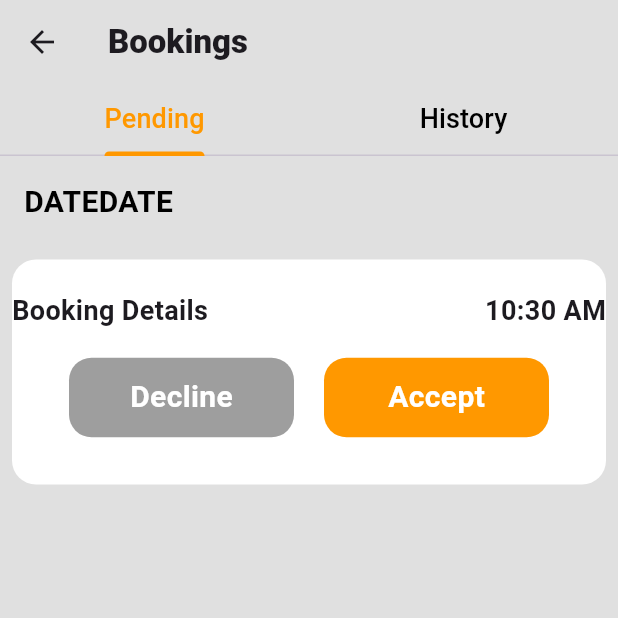
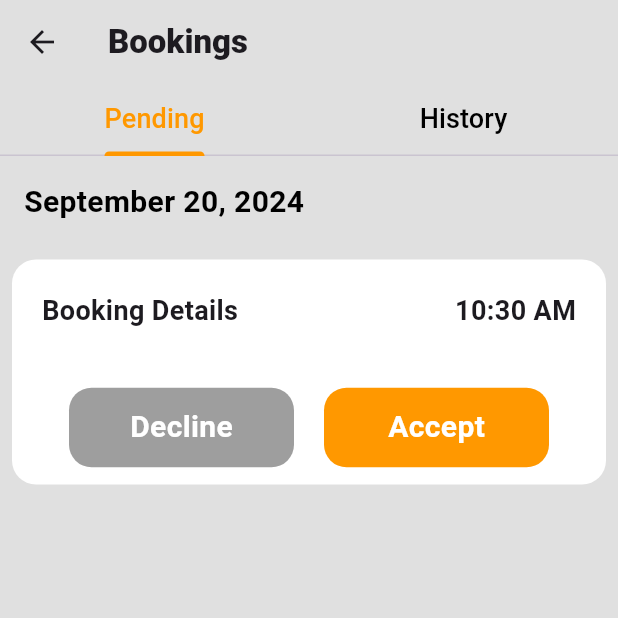
Before and after one commit to TechPyllars2024/AutoCareAutomotive, a Flutter app: the AutomotiveBookingScreen screen opened directly, on a phone screen of 412 x 824 dp, the top half of it. Run offline on Flutter 3.47's test engine with Material 3 defaults, Android fonts, the phone set to English and light mode, and no system bars; our stand-ins replace cloud_firestore, curved_navigation_bar, firebase_auth, firebase_core, firebase_storage, flutter_animate and 4 more; missing offline and left inert: flutter_pannable_rating_bar; accounts and stored records are empty.

Commit message:
update: booking history

```diff
--- a/lib/Booking Mangement/screens/automotive_booking.dart
+++ b/lib/Booking Mangement/screens/automotive_booking.dart
@@ -42,7 +42,7 @@ class _AutomotiveBookingState extends State<AutomotiveBookingScreen> {
                 Padding(
                   padding: const EdgeInsets.all(16.0),
                   child: Text(
-                    'DATEDATE',
+                    'September 20, 2024',
                     style: TextStyle(
                       fontSize: 20,
                       fontWeight: FontWeight.bold,
@@ -61,7 +61,9 @@ class _AutomotiveBookingState extends State<AutomotiveBookingScreen> {
                     child: Column(
                       mainAxisAlignment: MainAxisAlignment.center,
                       children: [
-                        Row(
+                        Padding(
+                          padding: const EdgeInsets.symmetric(horizontal: 20.0, vertical: 20),
+                          child: Row(
                             children: [
                               Text(
                                 'Booking Details',
@@ -78,8 +80,8 @@ class _AutomotiveBookingState extends State<AutomotiveBookingScreen> {
                                   fontWeight: FontWeight.w600,
                                 ),
                               ),
-
                             ],
+                          ),
                         ),
                         const SizedBox(height: 8.0), // Add spacing between text and button
                         Row(
@@ -112,7 +114,67 @@ class _AutomotiveBookingState extends State<AutomotiveBookingScreen> {
               ],
             ),
             // The second tab content
-            const Center(child: Text('Booking History')),
+            Column(
+              crossAxisAlignment: CrossAxisAlignment.start,
+              children: [
+                Padding(
+                  padding: const EdgeInsets.all(16.0),
+                  child: Text(
+                    'September 15, 2024',
+
+                    style: TextStyle(
+                      fontSize: 20,
+                      fontWeight: FontWeight.bold,
+                      color: Colors.black,
+                    ),
+                  ),
+                ),
+
+
+
+                Container(
+                  child: Column(
+                    children: [
+                      Padding(
+                        padding: const EdgeInsets.symmetric(horizontal: 20.0, vertical: 5),
+                        child: Row(
+                          children: [
+                            Icon(Icons.circle, color: Colors.orange,),
+                            SizedBox(width: 8,),
+                            Text(
+                              'Booking Details',
+                              style: TextStyle(
+                                fontSize: 15,
+                                fontWeight: FontWeight.w500,
+                              ),
+                            ),
+                            Spacer(),
+                            Text(
+                              '10:30 AM',
+                              style: TextStyle(
+                                fontSize: 15,
+                                fontWeight: FontWeight.w500,
+                              ),
+                            ),
+                          ],
+                        ),
+                      ),
+                      const Padding(
+                        padding: EdgeInsets.symmetric(horizontal: 8.0, vertical: 5),
+                        child: Divider(
+                          thickness: 1,
+                          color: Colors.grey,
+                        ),
+                      ),
+                    ],
+                  ),
+
+                ),
+
+
+
+              ],
+            ),
           ],
         ),
       ),
```
Lines whose indentation alone changed are shown as unchanged.
